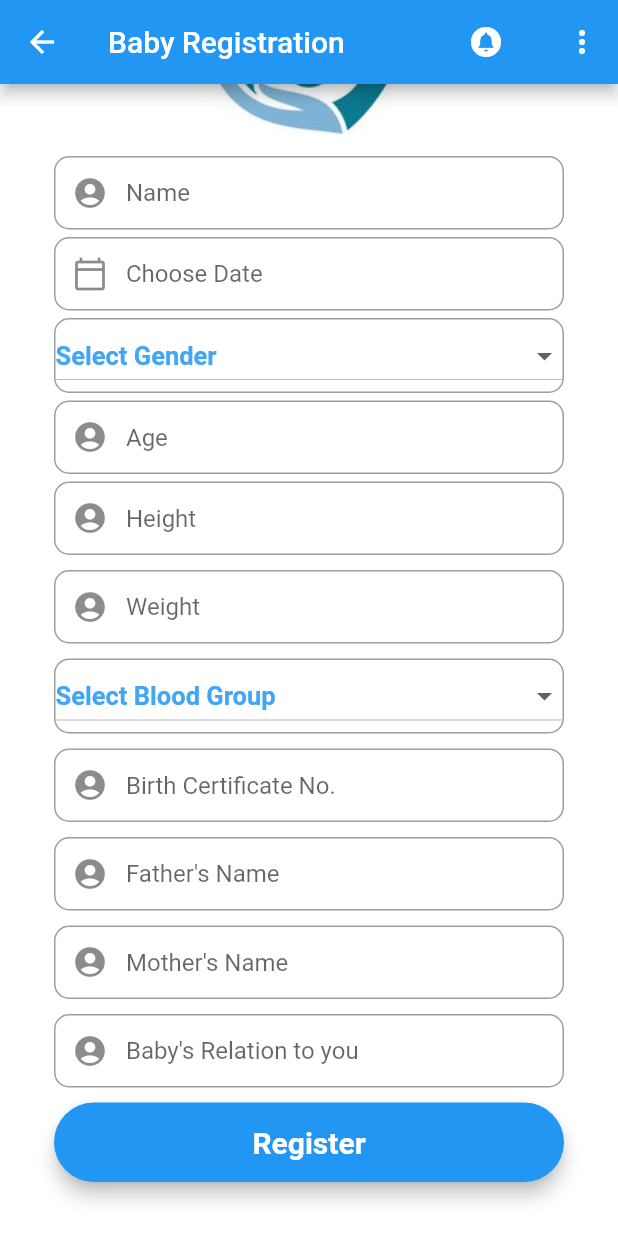
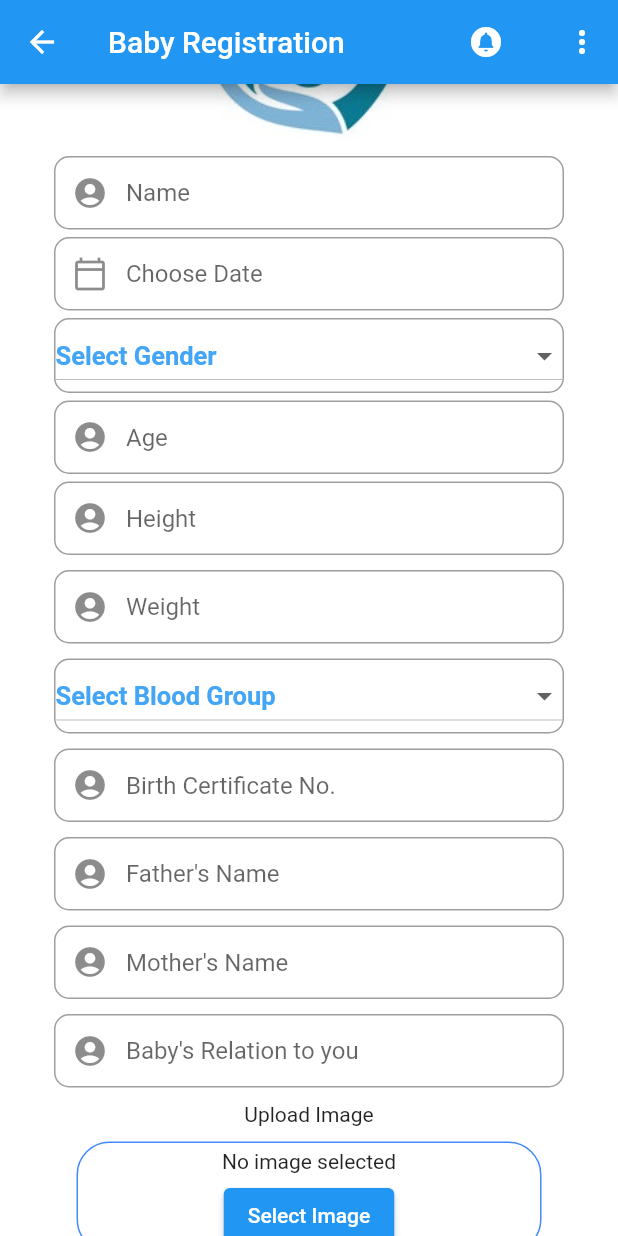
Before and after one commit to RaiyanJahangir/Capstone-Project, a Flutter app: the RegisterChild screen opened directly, scrolled down 143 dp, on a phone screen of 412 x 824 dp. Run offline on Flutter 3.47's test engine with Material 2 defaults, Android fonts, the phone set to English and light mode, and no system bars; drawn by our look-alikes of datetime_picker_formfield; our stand-ins replace cloud_firestore, firebase_auth, firebase_core, firebase_database, firebase_messaging, firebase_storage and 6 more; accounts and stored records are empty.

Commit message:
baby image upload done

```diff
--- a/lib/screens/register_child.dart
+++ b/lib/screens/register_child.dart
@@ -1,12 +1,16 @@
 // ignore_for_file: prefer_const_constructors, duplicate_ignore, non_constant_identifier_names
+
+import 'dart:io';
 
 import 'package:cloud_firestore/cloud_firestore.dart';
 import 'package:email_password_login/model/babies_model.dart';
 import 'package:email_password_login/screens/user_home_page.dart';
 import 'package:firebase_auth/firebase_auth.dart';
+import 'package:firebase_storage/firebase_storage.dart';
 import 'package:flutter/material.dart';
 import 'package:datetime_picker_formfield/datetime_picker_formfield.dart';
 import 'package:fluttertoast/fluttertoast.dart';
+import 'package:image_picker/image_picker.dart';
 import 'package:intl/intl.dart';
 import 'package:email_password_login/screens/profile.dart';
 import 'package:email_password_login/screens/notification_screen.dart';
@@ -38,6 +42,11 @@ class _RegisterChildState extends State<RegisterChild> {
   User? user = FirebaseAuth.instance.currentUser;
   UserModel loggedInUser = UserModel();
 
+  // initializing some values for image upload
+  File? _image;
+  final imagePicker = ImagePicker();
+  String? downloadURL;
+
   // ignore: prefer_typing_uninitialized_variables
   var selectTypeGen, selectTypeBld, selectedGenderType, selectBloodType;
   // ignore: prefer_final_fields, unused_field
@@ -63,6 +72,40 @@ class _RegisterChildState extends State<RegisterChild> {
       holder_gen = selectTypeGen;
       holder_bldgrp = selectTypeBld;
     });
+  }
+
+  // picking the image
+
+  Future imagePickerMethod() async {
+    final pick = await imagePicker.pickImage(source: ImageSource.gallery);
+    setState(() {
+      if (pick != null) {
+        _image = File(pick.path);
+      } else {
+        showSnackBar("No File selected", Duration(milliseconds: 400));
+      }
+    });
+  }
+
+  //uploading the image to firebase cloudstore
+  Future uploadImage(File _image, ChildModel childModel) async {
+    final imgId = DateTime.now().millisecondsSinceEpoch.toString();
+    FirebaseFirestore firebaseFirestore = FirebaseFirestore.instance;
+    Reference reference = FirebaseStorage.instance
+        .ref()
+        .child('${childModel.uid}/images')
+        .child("post_$imgId");
+
+    await reference.putFile(_image);
+    downloadURL = await reference.getDownloadURL();
+
+    // cloud firestore
+    await firebaseFirestore
+        .collection("Babies")
+        .doc(childModel.uid)
+        .collection("images")
+        .add({'downloadURL': downloadURL}).whenComplete(
+            () => showSnackBar("Image Uploaded", Duration(seconds: 2)));
   }
 
   void initState() {
@@ -662,6 +705,51 @@ class _RegisterChildState extends State<RegisterChild> {
                     SizedBox(
                       height: 10,
                     ),
+                    ClipRRect(
+                        borderRadius: BorderRadius.circular(30),
+                        child: SizedBox(
+                            height: 100,
+                            width: double.infinity,
+                            child: Column(children: [
+                              const Text("Upload Image"),
+                              const SizedBox(
+                                height: 10,
+                              ),
+                              Expanded(
+                                flex: 4,
+                                child: Container(
+                                  width: 310,
+                                  decoration: BoxDecoration(
+                                    borderRadius: BorderRadius.circular(22),
+                                    border:
+                                        Border.all(color: Colors.blueAccent),
+                                  ),
+                                  child: Center(
+                                    child: Column(
+                                      mainAxisAlignment:
+                                          MainAxisAlignment.spaceBetween,
+                                      children: [
+                                        // the image that we wanted to upload
+                                        Expanded(
+                                            child: _image == null
+                                                ? const Center(
+                                                    child: Text(
+                                                        "No image selected"))
+                                                : Image.file(_image!)),
+                                        ElevatedButton(
+                                            onPressed: () {
+                                              imagePickerMethod();
+                                            },
+                                            child: const Text("Select Image")),
+                                      ],
+                                    ),
+                                  ),
+                                ),
+                              )
+                            ]))),
+                    SizedBox(
+                      height: 10,
+                    ),
                     registerButton,
                   ],
                 ),
@@ -705,6 +793,8 @@ class _RegisterChildState extends State<RegisterChild> {
         .set(childModel.toMap());
     Fluttertoast.showToast(msg: "Baby Registered");
 
+    uploadImage(_image!, childModel);
+
     // Navigator.pushAndRemoveUntil(
     //     (context),
     //     MaterialPageRoute(builder: (context) => const UserHome()),
@@ -718,4 +808,9 @@ class _RegisterChildState extends State<RegisterChild> {
     await FirebaseAuth.instance.signOut();
     Navigator.of(context).popUntil((route) => route.isFirst);
   }
+
+  showSnackBar(String snackText, Duration d) {
+    final snackBar = SnackBar(content: Text(snackText), duration: d);
+    ScaffoldMessenger.of(context).showSnackBar(snackBar);
+  }
 }
```
